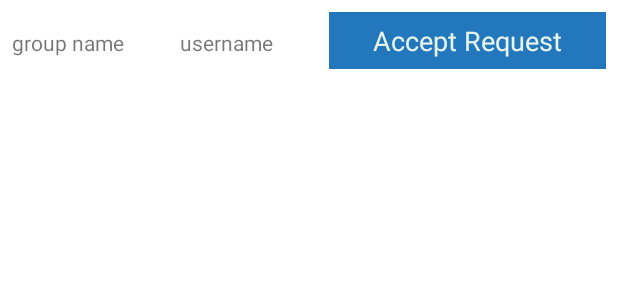
After one commit to alancleetus/csc258androidclient, an Android app: the layout layout_group_request_rv.xml on its own in the app's theme, with its tools: preview values and no code run, on a phone screen of 412 x 824 dp. The commit adds this screen. Shown: the top 300 px of the screen. Run offline under Robolectric (Android 15) with nearby library versions, the phone set to English and light mode, and no system bars.

Commit message:
made join req recycler view + adapter needs to complete coding accept button functionality

```diff
--- a/app/src/main/java/com/paril/mlaclientapp/ui/adapter/MLAGroupsListAdapter.java
+++ b/app/src/main/java/com/paril/mlaclientapp/ui/adapter/MLAGroupsListAdapter.java
@@ -54,6 +54,7 @@ public class MLAGroupsListAdapter extends RecyclerView.Adapter<MLAGroupsListAdap
                     public void onResponse(Call<Void> call, Response<Void> response) {
                         Toast.makeText(mContext, "Request gid="+groupId+", uid="+userId, Toast.LENGTH_SHORT).show();
                         System.out.println("MLALog: Request = "+response);
+
                     }
 
                     @Override
--- /dev/null
+++ b/app/src/main/res/layout/layout_group_request_rv.xml
@@ -0,0 +1,28 @@
+<?xml version="1.0" encoding="utf-8"?>
+<LinearLayout xmlns:android="http://schemas.android.com/apk/res/android"
+    android:orientation="horizontal" android:layout_width="match_parent"
+    android:layout_height="match_parent"
+    android:id="@+id/parent_layout_group_request_rv"
+    android:padding="8dp">
+
+    <TextView
+        android:id="@+id/groupNameTv_group_request_rv"
+        android:layout_width="wrap_content"
+        android:layout_height="wrap_content"
+        android:layout_weight="2"
+        android:text="group name" />
+
+    <TextView
+    android:id="@+id/userNameTv_group_request_rv"
+    android:layout_width="wrap_content"
+    android:layout_height="wrap_content"
+    android:layout_weight="2"
+    android:text="username" />
+
+    <Button
+        android:id="@+id/joinRequestButton"
+        android:layout_width="wrap_content"
+        android:layout_height="wrap_content"
+        android:layout_weight="1"
+        android:text="Accept Request" />
+</LinearLayout>
```
Also changed, not shown: app/src/main/java/com/paril/mlaclientapp/ui/adapter/MLAJoinListAdapter.java (added, +96 -0 lines), app/src/main/java/com/paril/mlaclientapp/ui/fragment/MLAGroupRequestsFragment.java (added, +145 -0 lines), app/src/main/java/com/paril/mlaclientapp/ui/fragment/MLAGroupsFragment.java (+23 -2 lines), app/src/main/res/layout/fragment_mla_group_requests.xml (added, +25 -0 lines), 230 other files.
